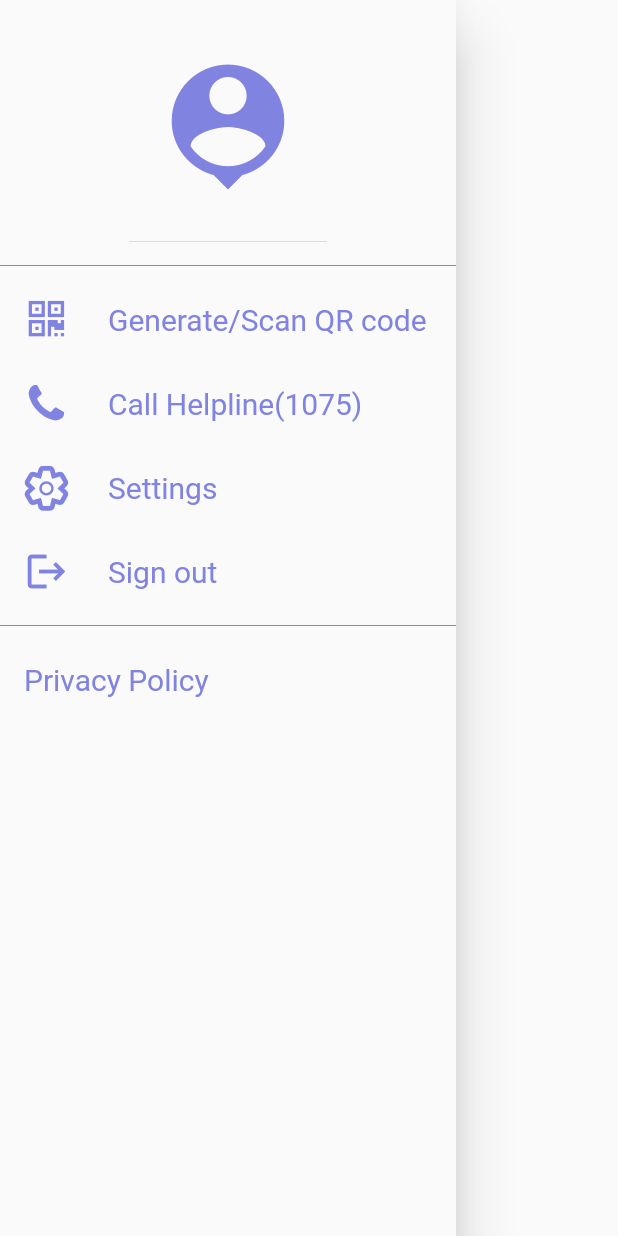
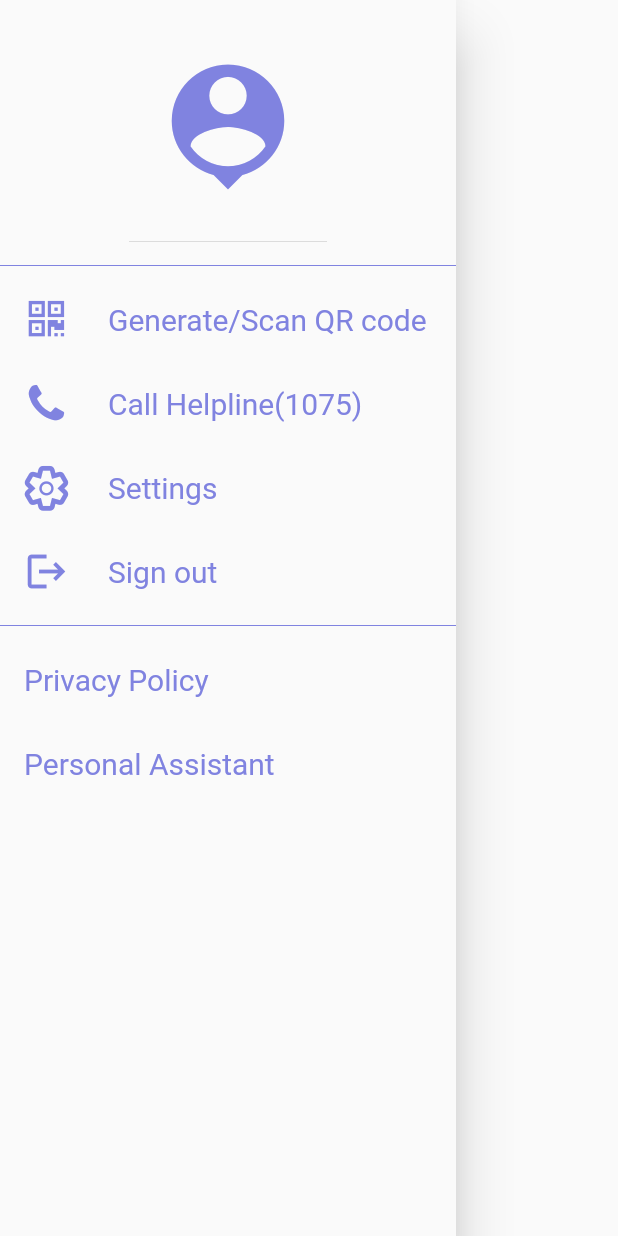
Before and after one commit to pulkit807/dorona1, a Flutter app: the CustomDrawer widget shown alone on an empty page, opened directly, on a phone screen of 412 x 824 dp. Run offline on Flutter 3.47's test engine with Material 2 defaults, Android fonts, the phone set to English and light mode, and no system bars; our stand-ins replace animate_do, awesome_dialog, bubble, cloud_firestore, firebase_auth, firebase_core and 13 more; missing offline and left inert: flutter_dialogflow, qrscan; accounts and stored records are empty; Roboto replaces fonts that are missing (Aleo); project files that could hold a hidden picture were left out.

Commit message:
Update drawer.dart

```diff
--- a/lib/Screens/Drawer/drawer.dart
+++ b/lib/Screens/Drawer/drawer.dart
@@ -7,7 +7,7 @@ import 'package:flutter/material.dart';
 import 'package:dorona/styles.dart';
 import 'package:flutter/cupertino.dart';
 import 'package:url_launcher/url_launcher.dart';
-
+import 'package:dorona/Screens/Drawer/chatbot.dart';
 class CustomDrawer extends StatefulWidget {
   BuildContext homecontext;
   CustomDrawer(this.homecontext);
@@ -129,6 +129,17 @@ class _CustomDrawerState extends State<CustomDrawer> {
                   "Privacy Policy",
                   style: simpleTextDrawer,
                 ),
+              ),
+              ListTile(
+                title: Text(
+                  "Personal Assistant",
+                  style: simpleTextDrawer,
+                ),
+                onTap: (){
+                  Navigator.of(context).push(MaterialPageRoute(
+                      builder: (context) => HomePageDialogflow(),
+                  ));
+                },
               )
             ],
           ),
```
